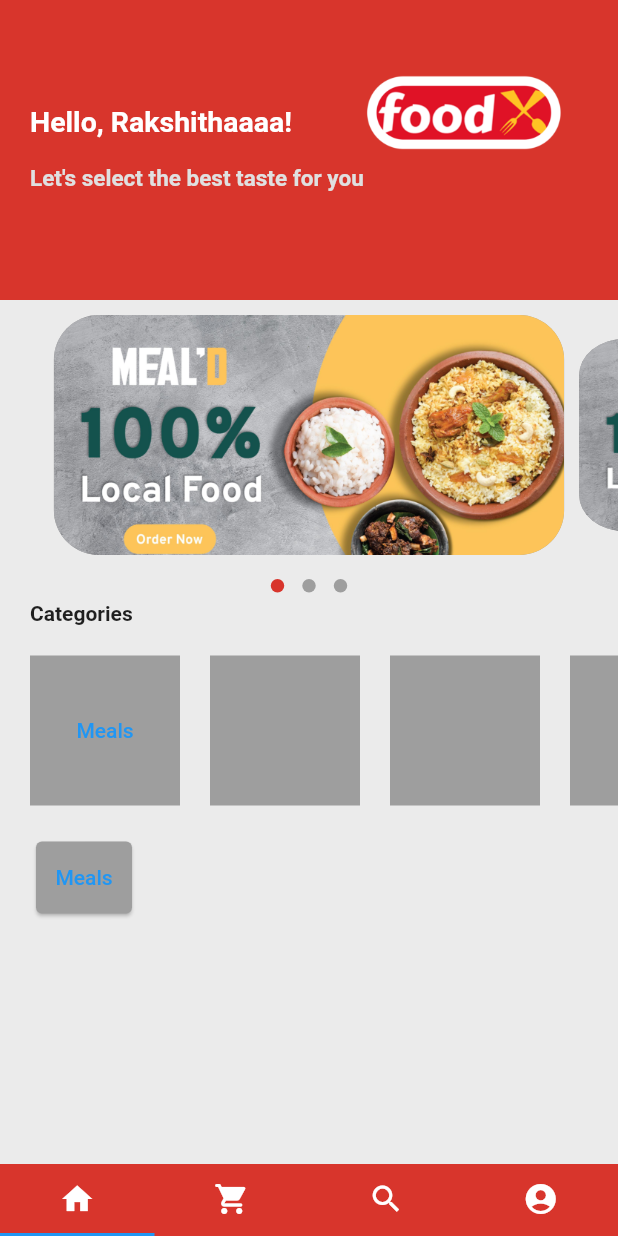
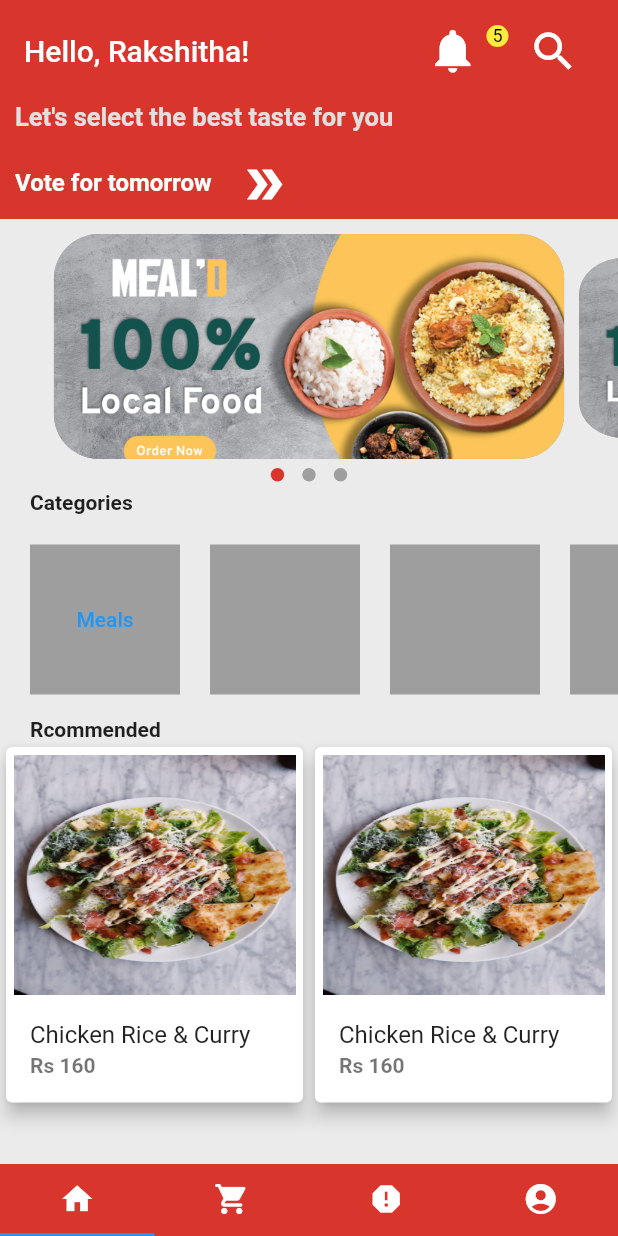
Before and after one commit to RakshithaDi/Food-Ordering-Application, a Flutter app: the screen it shows once a user with an empty profile is signed in, on a phone screen of 412 x 824 dp. Run offline on Flutter 3.47's test engine with Material 2 defaults, Android fonts, the phone set to English and light mode, and no system bars; drawn by our look-alikes of dots_indicator; our stand-ins replace anim_search_bar, cloud_firestore, firebase_auth, firebase_core, flutter_otp_text_field, flutter_spinkit and 2 more; missing offline and left inert: firebase_app_check; accounts and stored records are empty.

Commit message:
updated home ui

```diff
--- a/food_ordering_application/lib/Home/complaint.dart
+++ b/food_ordering_application/lib/Home/complaint.dart
@@ -0,0 +1,13 @@
+import 'package:flutter/material.dart';
+
+class Complaints extends StatefulWidget {
+  @override
+  _ComplaintsState createState() => _ComplaintsState();
+}
+
+class _ComplaintsState extends State<Complaints> {
+  @override
+  Widget build(BuildContext context) {
+    return Container();
+  }
+}
--- a/food_ordering_application/lib/Home/home.dart
+++ b/food_ordering_application/lib/Home/home.dart
@@ -1,6 +1,7 @@
 import 'package:flutter/material.dart';
 import 'package:food_ordering_application/Home/account.dart';
 import 'package:food_ordering_application/Home/cart.dart';
+import 'package:food_ordering_application/Home/complaint.dart';
 import 'package:food_ordering_application/Home/menu.dart';
 import 'package:food_ordering_application/Home/search.dart';
 
@@ -37,7 +38,7 @@ class _HomeState extends State<Home> with SingleTickerProviderStateMixin {
           children: <Widget>[
             Menu(),
             Cart(),
-            Search(),
+            Complaints(),
             Account(),
           ],
           controller: controller,
@@ -64,7 +65,7 @@ class _HomeState extends State<Home> with SingleTickerProviderStateMixin {
               ),
               Tab(
                 icon: Icon(
-                  Icons.search,
+                  Icons.report,
                   color: Colors.white,
                 ),
               ),
--- a/food_ordering_application/lib/Home/menu.dart
+++ b/food_ordering_application/lib/Home/menu.dart
@@ -3,6 +3,18 @@ import 'package:anim_search_bar/anim_search_bar.dart';
 import 'package:font_awesome_flutter/font_awesome_flutter.dart';
 import '../constant.dart';
 import 'package:dots_indicator/dots_indicator.dart';
+import 'package:font_awesome_flutter/font_awesome_flutter.dart';
+
+class MyWidget extends StatelessWidget {
+  Widget build(BuildContext context) {
+    return IconButton(
+        // Use the FaIcon Widget + FontAwesomeIcons class for the IconData
+        icon: FaIcon(FontAwesomeIcons.gamepad),
+        onPressed: () {
+          print("Pressed");
+        });
+  }
+}
 
 class Menu extends StatefulWidget {
   @override
@@ -30,67 +42,111 @@ class _MenuState extends State<Menu> {
     print(MediaQuery.of(context).size.height.toString());
     return MaterialApp(
       home: Scaffold(
+        appBar: AppBar(
+          toolbarHeight: 68,
+          elevation: 0,
+          backgroundColor: kredbackgroundcolor,
+          title: Text('Hello, Rakshitha!'),
+          actions: [
+            IconButton(
+              icon: Icon(
+                Icons.notifications,
+                color: Colors.white,
+                size: 35,
+              ),
+              onPressed: () {},
+            ),
+            Padding(
+              padding: const EdgeInsets.only(bottom: 20, right: 5),
+              child: Container(
+                alignment: Alignment.center,
+                padding: EdgeInsets.all(4),
+                decoration:
+                    BoxDecoration(shape: BoxShape.circle, color: Colors.yellow),
+                child: Text(
+                  '5',
+                  style: TextStyle(fontSize: 12, color: Colors.black),
+                ),
+              ),
+            ),
+            Padding(
+              padding: const EdgeInsets.only(right: 20),
+              child: IconButton(
+                icon: Icon(
+                  Icons.search,
+                  color: Colors.white,
+                  size: 34,
+                ),
+                onPressed: () {},
+              ),
+            ),
+          ],
+        ),
         backgroundColor: kbackgroundcolor,
-        body: Column(
+        body: ListView(
           children: [
             Container(
-              height: 200,
               color: kredbackgroundcolor,
               child: Column(
                 crossAxisAlignment: CrossAxisAlignment.start,
                 children: [
                   Row(
-                    mainAxisAlignment: MainAxisAlignment.start,
-                    crossAxisAlignment: CrossAxisAlignment.start,
                     children: [
-                      Expanded(
-                        child: Container(
-                          height: 60.0,
-                          //color: Colors.grey,
-                          margin: EdgeInsets.only(top: 50),
-                          child: Padding(
-                            padding: const EdgeInsets.only(top: 20, left: 20),
-                            child: Text(
-                              'Hello, Rakshithaaaa!',
-                              style: TextStyle(
-                                color: Colors.white,
-                                fontWeight: FontWeight.bold,
-                                fontSize: 19,
-                              ),
-                            ),
+                      Container(
+                        //  margin: EdgeInsets.only(top: 10),
+                        child: Padding(
+                          padding: const EdgeInsets.only(
+                            left: 10,
                           ),
-                        ),
-                      ),
-                      Expanded(
-                        child: Container(
-                          // color: Colors.blue,
-                          margin: EdgeInsets.only(top: 50),
-                          child: ClipRRect(
-                            borderRadius: BorderRadius.circular(20),
-                            child: Image(
-                              image: AssetImage('images/menulogo.png'),
-                              height: 50.0,
-                              width: 200.0,
+                          child: Text(
+                            'Let\'s select the best taste for you',
+                            style: TextStyle(
+                              color: Colors.grey[300],
+                              fontSize: 17,
+                              fontWeight: FontWeight.bold,
                             ),
                           ),
                         ),
                       ),
                     ],
                   ),
-                  Container(
-                    child: Padding(
-                      padding: const EdgeInsets.only(
-                        left: 20,
-                      ),
-                      child: Text(
-                        'Let\'s select the best taste for you',
-                        style: TextStyle(
-                          color: Colors.grey[300],
-                          fontSize: 15,
-                          fontWeight: FontWeight.bold,
+                  Row(
+                    children: [
+                      Container(
+                        margin: EdgeInsets.only(top: 10),
+                        child: Padding(
+                          padding: const EdgeInsets.only(
+                            left: 10,
+                          ),
+                          child: Text(
+                            'Vote for tomorrow',
+                            style: TextStyle(
+                              color: Colors.white,
+                              fontSize: 16,
+                              fontWeight: FontWeight.bold,
+                            ),
+                          ),
                         ),
                       ),
-                    ),
+                      Container(
+                        margin: EdgeInsets.only(top: 10),
+                        child: Padding(
+                          padding: const EdgeInsets.only(left: 10),
+                          child: Stack(
+                            children: <Widget>[
+                              IconButton(
+                                icon: Icon(
+                                  Icons.double_arrow,
+                                  color: Colors.white,
+                                  size: 34,
+                                ),
+                                onPressed: () {},
+                              ),
+                            ],
+                          ),
+                        ),
+                      ),
+                    ],
                   ),
                 ],
               ),
@@ -98,7 +154,7 @@ class _MenuState extends State<Menu> {
             Column(
               children: [
                 Container(
-                  height: 180,
+                  height: 160,
                   child: Padding(
                     padding: const EdgeInsets.only(top: 10),
                     child: PageView.builder(
@@ -182,27 +238,102 @@ class _MenuState extends State<Menu> {
               ),
             ),
             Container(
-              margin: EdgeInsets.only(left: 20, top: 20),
               alignment: Alignment.topLeft,
-              child: SingleChildScrollView(
-                scrollDirection: Axis.vertical,
-                child: Column(
-                  mainAxisAlignment: MainAxisAlignment.start,
-                  crossAxisAlignment: CrossAxisAlignment.start,
-                  children: [
-                    Card(
-                      color: Colors.grey,
-                      child: TextButton(
-                        child: Text('Meals'),
-                        onPressed: () {},
+              margin: EdgeInsets.only(left: 20, top: 15),
+              child: Text(
+                'Rcommended',
+                style: TextStyle(
+                  fontWeight: FontWeight.bold,
+                ),
+              ),
+            ),
+            Row(
+              children: [
+                Expanded(
+                  child: Container(
+                    child: Card(
+                      elevation: 5,
+                      child: new InkWell(
+                        onTap: () {
+                          print("tapped");
+                        },
+                        child: Column(
+                          crossAxisAlignment: CrossAxisAlignment.start,
+                          children: <Widget>[
+                            Container(
+                              margin:
+                                  EdgeInsets.only(top: 5, right: 5, left: 5),
+                              height: 160,
+                              width: double.infinity,
+                              child: Image.asset(
+                                'images/food11.jpg',
+                                alignment: Alignment.topLeft,
+                                fit: BoxFit.fill,
+                              ),
+                            ),
+                            const ListTile(
+                              // leading: Icon(
+                              //   Icons.star,
+                              //   color: Colors.yellow,
+                              // ),
+                              title: Text(
+                                'Chicken Rice & Curry',
+                              ),
+
+                              subtitle: Text(
+                                'Rs 160',
+                                style: TextStyle(fontWeight: FontWeight.bold),
+                              ),
+                            ),
+                          ],
+                        ),
                       ),
                     ),
-                    SizedBox(
-                      width: 89,
+                  ),
+                ),
+                Expanded(
+                  child: Container(
+                    child: Card(
+                      elevation: 5,
+                      child: new InkWell(
+                        onTap: () {
+                          print("tapped");
+                        },
+                        child: Column(
+                          crossAxisAlignment: CrossAxisAlignment.start,
+                          children: <Widget>[
+                            Container(
+                              margin:
+                                  EdgeInsets.only(top: 5, right: 5, left: 5),
+                              height: 160,
+                              width: double.infinity,
+                              child: Image.asset(
+                                'images/food11.jpg',
+                                alignment: Alignment.topLeft,
+                                fit: BoxFit.fill,
+                              ),
+                            ),
+                            const ListTile(
+                              // leading: Icon(
+                              //   Icons.star,
+                              //   color: Colors.yellow,
+                              // ),
+                              title: Text(
+                                'Chicken Rice & Curry',
+                              ),
+
+                              subtitle: Text(
+                                'Rs 160',
+                                style: TextStyle(fontWeight: FontWeight.bold),
+                              ),
+                            ),
+                          ],
+                        ),
+                      ),
                     ),
-                  ],
+                  ),
                 ),
-              ),
+              ],
             ),
           ],
         ),
```
Also changed, not shown: food_ordering_application/images/food11.jpg (added), food_ordering_application/pubspec.lock.
